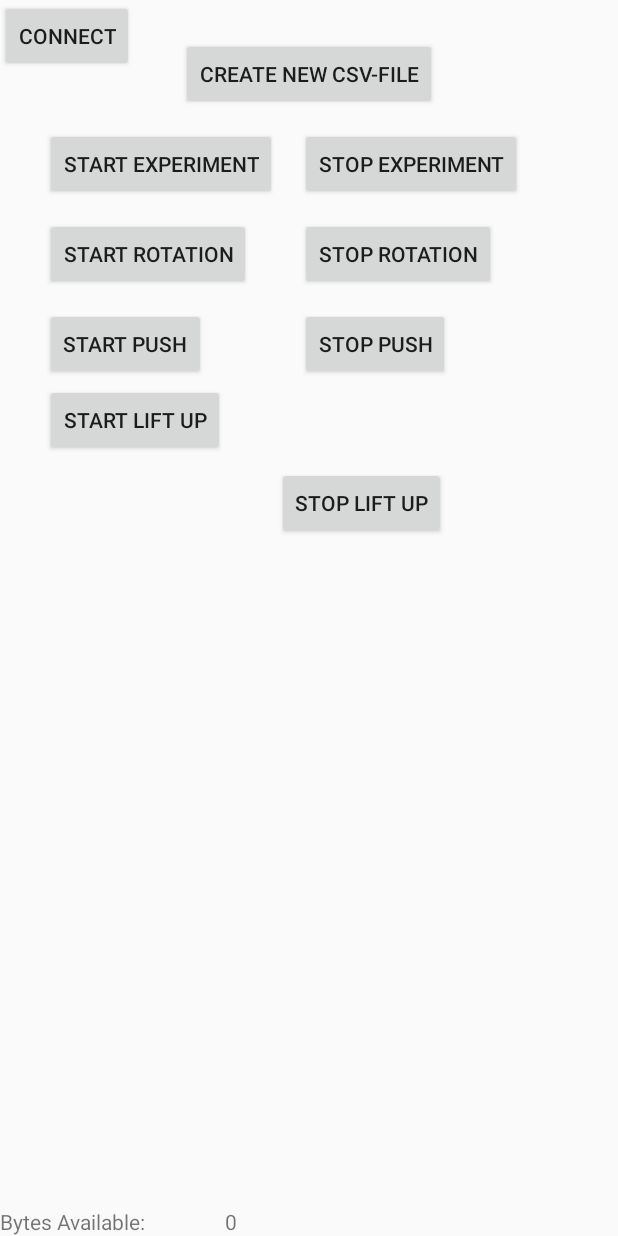
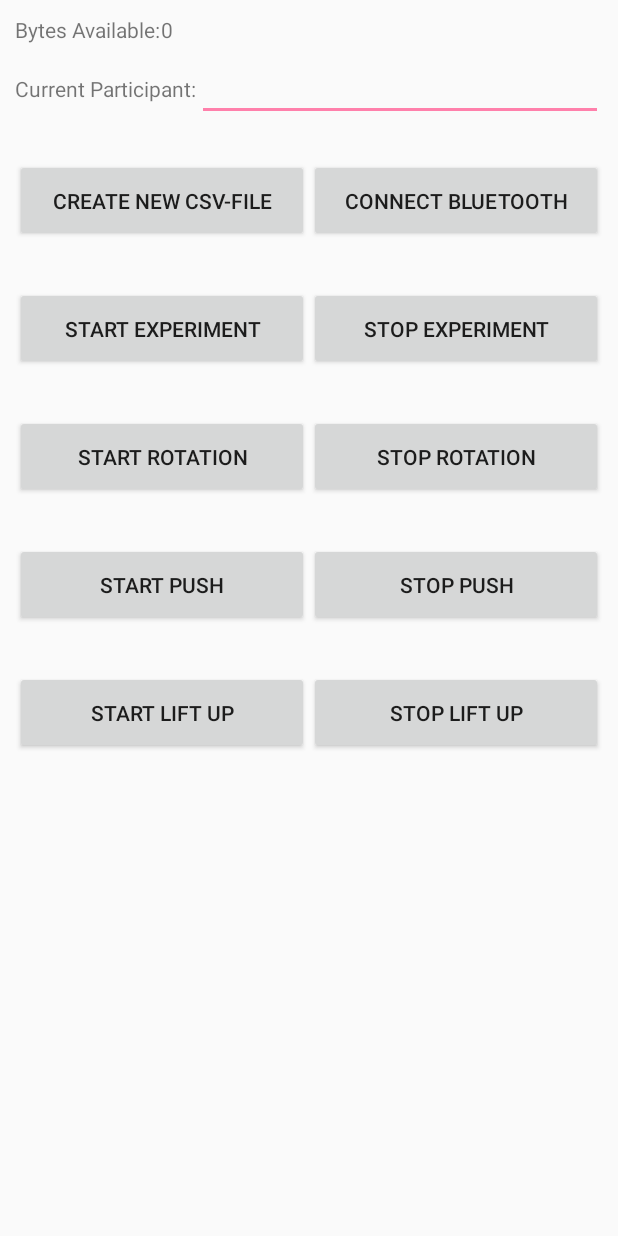
Before and after one commit to tun6i/emg_ecg_platform, an Android app: the layout fragment_experiment.xml on its own in the app's theme, with its tools: preview values and no code run, on a phone screen of 412 x 824 dp. Run offline under Robolectric (Android 15) with nearby library versions, the phone set to English and light mode, and no system bars.

Commit message:
Design Changes, InputField for ParticipantsName, Feedback

```diff
--- a/Fachstudie_Template/app/src/main/java/activity/HomeFragment.java
+++ b/Fachstudie_Template/app/src/main/java/activity/HomeFragment.java
@@ -110,7 +110,7 @@ public class HomeFragment extends Fragment {
             csvFile.setCSVBoolean(true);
 
             // Meldung, dass eine CSV-Datei erstelt wurde.
-            Toast.makeText(getActivity(), "CSV-Datei " + csvFile.getFileName() + " wurde erstellt", Toast.LENGTH_LONG).show();
+            //Toast.makeText(getActivity(), "CSV-Datei " + csvFile.getFileName() + " wurde erstellt", Toast.LENGTH_LONG).show();
         } catch (Exception e) {
             e.printStackTrace();
         }
--- a/Fachstudie_Template/app/src/main/java/activity/MainActivity.java
+++ b/Fachstudie_Template/app/src/main/java/activity/MainActivity.java
@@ -14,6 +14,8 @@ import android.view.View;
 import bluetooth.BluetoothSetup;
 import csv.CSVSetup;
 import de.fachstudie.fachstudie_template.R;
+
+import android.widget.EditText;
 import android.widget.Toast;
 
 public class MainActivity extends AppCompatActivity implements FragmentDrawer.FragmentDrawerListener  {
@@ -23,6 +25,8 @@ public class MainActivity extends AppCompatActivity implements FragmentDrawer.Fr
     private Toolbar mToolbar;
     private FragmentDrawer drawerFragment;
     static BluetoothSetup btSetup;
+
+    EditText currentParticipantName;
 
     @Override
     protected void onCreate(Bundle savedInstanceState) {
@@ -135,9 +139,10 @@ public class MainActivity extends AppCompatActivity implements FragmentDrawer.Fr
 
 
     public void createNewCsvFile(View view) {
+        currentParticipantName = (EditText)findViewById(R.id.participantName);
+        CSVSetup csv = CSVSetup.getInstance();
+        csv.createNewCSVFile(currentParticipantName.getText().toString());
         Toast.makeText(getApplicationContext(), "Created New CSV File", Toast.LENGTH_LONG).show();
-        CSVSetup csv = CSVSetup.getInstance();
-        csv.createNewCSVFile();
     }
 
     public void createMarkInCsv(View view) {
--- a/Fachstudie_Template/app/src/main/java/csv/CSVSetup.java
+++ b/Fachstudie_Template/app/src/main/java/csv/CSVSetup.java
@@ -37,7 +37,7 @@ public class CSVSetup{
                 + min + "_" + sec + ".csv";
     }
 
-    public void createNewCSVFile() {
+    public void createNewCSVFile(String participantName) {
         // Dateiname wird generiert.
         Calendar calendar = Calendar.getInstance();
         int day = calendar.get(Calendar.DAY_OF_MONTH);
@@ -47,7 +47,7 @@ public class CSVSetup{
         int min = calendar.get(Calendar.MINUTE);
         int sec = calendar.get(Calendar.SECOND);
 
-        this.fileName = "EMGData_" + day + "_" + month + "_" + year + "_" + hour + "_"
+        this.fileName = participantName + "_" + day + "_" + month + "_" + year + "_" + hour + "_"
                 + min + "_" + sec + ".csv";
 
         writeFile(this.fileName);
--- a/Fachstudie_Template/app/src/main/res/layout/fragment_experiment.xml
+++ b/Fachstudie_Template/app/src/main/res/layout/fragment_experiment.xml
@@ -1,121 +1,169 @@
 <?xml version="1.0" encoding="utf-8"?>
-<RelativeLayout xmlns:android="http://schemas.android.com/apk/res/android"
+<ScrollView xmlns:android="http://schemas.android.com/apk/res/android"
+    android:layout_width="fill_parent"
+    android:layout_height="fill_parent"
+    android:orientation="vertical"
+    android:padding="10dp"
     xmlns:tools="http://schemas.android.com/tools"
+    tools:context="activity.ExperimentFragment">
+
+<RelativeLayout
     android:layout_width="match_parent"
-    android:layout_height="match_parent"
-    android:orientation="vertical"
-    tools:context="activity.ExperimentFragment">
+    android:layout_height="match_parent" >
+
+    <LinearLayout
+        android:layout_width="match_parent"
+        android:layout_height="wrap_content"
+        android:orientation="vertical" >
+
+        <LinearLayout
+            android:layout_width="match_parent"
+            android:layout_height="wrap_content"
+            android:layout_marginTop="25dp">
+
+            <TextView
+                android:text="Current Participant:"
+                android:layout_width="wrap_content"
+                android:layout_height="wrap_content"
+                android:id="@+id/currParticipant" />
+
+            <EditText
+                android:layout_width="match_parent"
+                android:layout_height="wrap_content"
+                android:maxLines="1"
+                android:inputType="textPersonName"
+                android:id="@+id/participantName" />
+
+        </LinearLayout>
+
+        <LinearLayout
+            android:layout_width="match_parent"
+            android:layout_height="wrap_content"
+            android:layout_marginTop="25dp">
 
             <Button
                 android:text="@string/btnNewCSVFile"
-        android:layout_width="wrap_content"
-        android:layout_height="wrap_content"
+                android:layout_width="0dp"
+                android:layout_height="55dp"
                 android:onClick="createNewCsvFile"
                 android:id="@+id/btnCreateNewCSV"
-        android:layout_centerHorizontal="true"
-        android:layout_marginTop="25dp" />
+                android:layout_weight="0.5" />
+
+            <Button
+                android:text="Connect Bluetooth"
+                android:layout_width="0dp"
+                android:layout_height="55dp"
+                android:id="@+id/connectExperiment"
+                android:layout_weight="0.5" />
+        </LinearLayout>
+
+        <LinearLayout
+            android:layout_width="match_parent"
+            android:layout_height="wrap_content"
+            android:layout_marginTop="30dp">
 
             <Button
                 android:text="@string/btnStartExperiment"
-        android:layout_width="wrap_content"
-        android:layout_height="wrap_content"
+                android:layout_width="0dp"
+                android:layout_height="55dp"
                 android:onClick="csvMarkStartExperiment"
                 android:id="@+id/btnStartExperiment"
-        android:layout_marginTop="85dp"
-        android:layout_marginLeft="30dp" />
+                android:layout_weight="0.5" />
 
             <Button
                 android:text="@string/btnStopExperiment"
-        android:layout_width="wrap_content"
-        android:layout_height="wrap_content"
+                android:layout_width="0dp"
+                android:layout_height="55dp"
                 android:onClick="csvMarkStopExperiment"
                 android:id="@+id/btnStopExperiment"
-        android:layout_marginTop="85dp"
-        android:layout_marginLeft="200dp" />
+                android:layout_weight="0.5" />
+        </LinearLayout>
+
+        <LinearLayout
+            android:layout_width="match_parent"
+            android:layout_height="wrap_content"
+            android:layout_marginTop="30dp">
 
             <Button
                 android:text="@string/btnStartRotation"
-        android:layout_width="wrap_content"
-        android:layout_height="wrap_content"
+                android:layout_width="0dp"
+                android:layout_height="55dp"
                 android:onClick="csvMarkStartRotation"
                 android:id="@+id/btnStartRotation"
-        android:layout_marginTop="145dp"
-        android:layout_marginLeft="30dp" />
+                android:layout_weight="0.5" />
 
             <Button
                 android:text="@string/btnStopRotation"
-        android:layout_width="wrap_content"
-        android:layout_height="wrap_content"
+                android:layout_width="0dp"
+                android:layout_height="55dp"
                 android:onClick="csvMarkStopRotation"
                 android:id="@+id/btnStopRotation"
-        android:layout_marginTop="145dp"
-        android:layout_marginLeft="200dp" />
+                android:layout_weight="0.5" />
+        </LinearLayout>
+
+        <LinearLayout
+            android:layout_width="match_parent"
+            android:layout_height="wrap_content"
+            android:layout_marginTop="30dp">
 
             <Button
                 android:text="@string/btnStartPush"
-        android:layout_width="wrap_content"
-        android:layout_height="wrap_content"
+                android:layout_width="0dp"
+                android:layout_height="55dp"
                 android:onClick="csvMarkStartPush"
                 android:id="@+id/btnStartPush"
-        android:layout_marginTop="205dp"
-        android:layout_marginLeft="30dp" />
+                android:layout_weight="0.5" />
 
             <Button
                 android:text="@string/btnStopPush"
-        android:layout_width="wrap_content"
-        android:layout_height="wrap_content"
+                android:layout_width="0dp"
+                android:layout_height="55dp"
                 android:onClick="csvMarkStopPush"
                 android:id="@+id/btnStopPush"
-        android:layout_marginTop="205dp"
-        android:layout_marginLeft="200dp" />
+                android:layout_weight="0.5" />
+        </LinearLayout>
+
+        <LinearLayout
+            android:layout_width="match_parent"
+            android:layout_height="wrap_content"
+            android:layout_marginTop="30dp">
 
             <Button
-        android:text="Connect"
-        android:layout_width="wrap_content"
-        android:layout_height="wrap_content"
-        android:id="@+id/connectExperiment"
-        android:layout_alignParentTop="true"
-        android:layout_alignParentLeft="true"
-        android:layout_alignParentStart="true" />
+                android:text="@string/btnStartLiftUp"
+                android:layout_width="0dp"
+                android:layout_height="55dp"
+                android:onClick="csvMarkStartLiftUp"
+                android:id="@+id/btnStartLiftUp"
+                android:layout_weight="0.5" />
+
+            <Button
+                android:text="@string/btnStopLiftUp"
+                android:layout_width="0dp"
+                android:layout_height="55dp"
+                android:onClick="csvMarkStopLiftUp"
+                android:id="@+id/btnStopLiftUp"
+                android:layout_weight="0.5" />
+        </LinearLayout>
+
+    </LinearLayout>
+
+    <LinearLayout
+        android:layout_width="match_parent"
+        android:layout_height="wrap_content">
 
         <TextView
             android:text="Bytes Available:"
             android:layout_width="wrap_content"
             android:layout_height="wrap_content"
-        android:id="@+id/textView"
-        android:layout_alignParentBottom="true"
-        android:layout_alignParentLeft="true"
-        android:layout_alignParentStart="true" />
+            android:id="@+id/textView" />
 
         <TextView
             android:text="0"
             android:layout_width="wrap_content"
             android:layout_height="wrap_content"
-        android:layout_alignParentBottom="true"
-        android:layout_toRightOf="@+id/btnStartLiftUp"
-        android:layout_toEndOf="@+id/btnStartLiftUp"
             android:id="@+id/textView2" />
-
-    <Button
-        android:text="@string/btnStartLiftUp"
-        android:layout_width="wrap_content"
-        android:layout_height="wrap_content"
-        android:onClick="csvMarkStartLiftUp"
-        android:id="@+id/btnStartLiftUp"
-        android:layout_alignBottom="@+id/btnStopLiftUp"
-        android:layout_alignLeft="@+id/btnStartPush"
-        android:layout_alignStart="@+id/btnStartPush"
-        android:layout_marginBottom="55dp" />
-
-    <Button
-        android:text="@string/btnStopLiftUp"
-        android:layout_width="wrap_content"
-        android:layout_height="wrap_content"
-        android:onClick="csvMarkStopLiftUp"
-        android:id="@+id/btnStopLiftUp"
-        android:layout_marginTop="58dp"
-        android:layout_below="@+id/btnStopPush"
-        android:layout_toRightOf="@+id/btnStartExperiment"
-        android:layout_toEndOf="@+id/btnStartExperiment" />
+    </LinearLayout>
 
 </RelativeLayout>
+
+</ScrollView>
--- a/Fachstudie_Template/app/src/main/res/layout/fragment_home.xml
+++ b/Fachstudie_Template/app/src/main/res/layout/fragment_home.xml
@@ -28,7 +28,7 @@
         android:gravity="center_horizontal"
         android:text="Edit fragment_home.xml to change the appearance." />
 
-    <Button
+    <!--<Button
         android:text="@string/btnNewCSVFile"
         android:layout_width="wrap_content"
         android:layout_height="wrap_content"
@@ -36,6 +36,6 @@
         android:id="@+id/btnCreateNewCSV"
         android:layout_alignParentBottom="true"
         android:layout_centerHorizontal="true"
-        android:layout_marginBottom="29dp" />
+        android:layout_marginBottom="29dp" /> -->
 
 </RelativeLayout>
--- a/Fachstudie_Template/app/src/main/res/layout/fragment_plot.xml
+++ b/Fachstudie_Template/app/src/main/res/layout/fragment_plot.xml
@@ -15,22 +15,18 @@
         android:layout_alignParentTop="true"
         android:layout_alignParentLeft="true"
         android:layout_alignParentStart="true"
-        android:layout_above="@+id/btnMarkCsv" />
+        android:layout_above="@+id/imgbutton" />
 
     <ImageButton
         android:id="@+id/imgbutton"
         android:layout_width="150dp"
         android:layout_height="50dp"
-        android:gravity="center_horizontal"
         app:srcCompat="@drawable/ic_bluetooth_no_connection"
         android:onClick="showDevice (StartFragment)"
-        android:adjustViewBounds="false"
-        android:layout_gravity="center"
         android:layout_alignParentBottom="true"
-        android:layout_alignParentRight="true"
-        android:layout_alignParentEnd="true" />
+        android:layout_centerHorizontal="true" />
 
-    <Button
+    <!-- <Button
         android:text="@string/btnCreateMarkInCsv"
         android:layout_width="wrap_content"
         android:layout_height="50dp"
@@ -39,5 +35,5 @@
         android:id="@+id/btnMarkCsv"
         android:layout_alignParentBottom="true"
         android:layout_toLeftOf="@+id/imgbutton"
-        android:layout_toStartOf="@+id/imgbutton" />
+        android:layout_toStartOf="@+id/imgbutton" /> -->
 </RelativeLayout>
```
Lines whose indentation alone changed are shown as unchanged.
